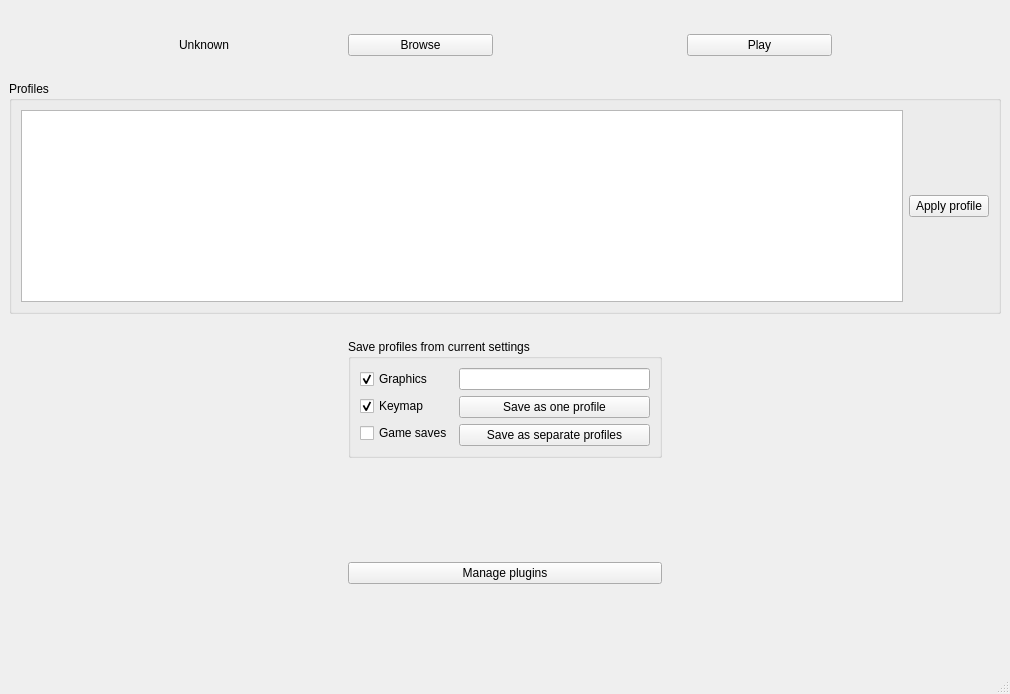
Before: the Qt Designer form res/layout/main_window.ui in SwitcherForGames/switcher, drawn with Qt 5.
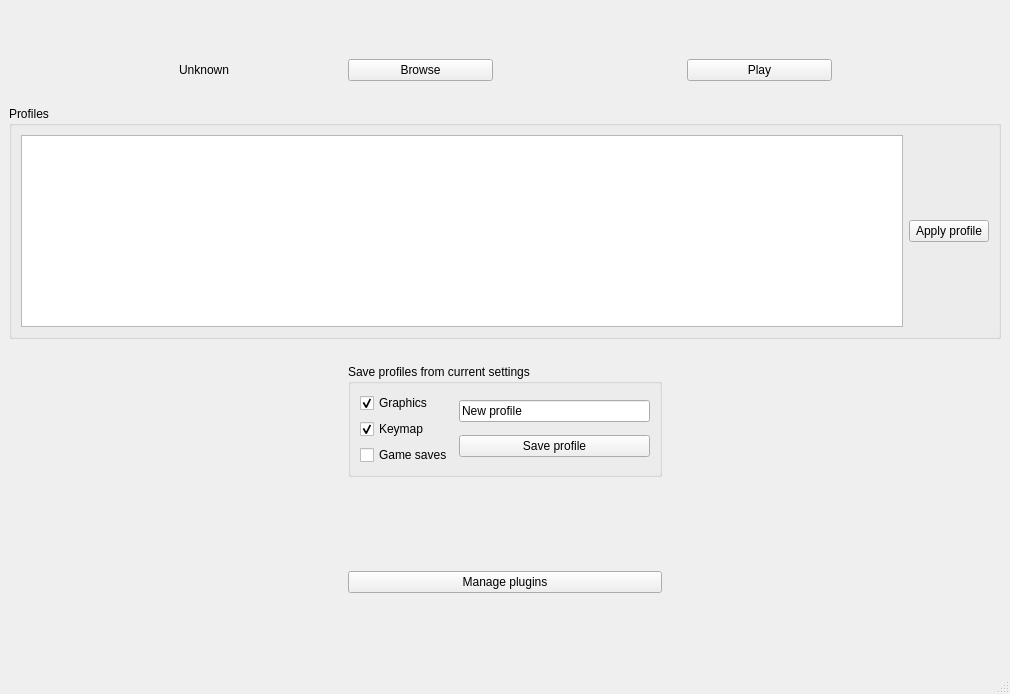
After: the same form once the commit is applied.

Commit message: CodelessPlugin can save config files for profiles

Diff of the .ui file:
```diff
--- a/res/layout/main_window.ui
+++ b/res/layout/main_window.ui
@@ -26,7 +26,7 @@
          <number>25</number>
         </property>
         <property name="bottomMargin">
-         <number>0</number>
+         <number>25</number>
         </property>
         <property name="spacing">
          <number>25</number>
@@ -131,19 +131,16 @@
            <item>
             <layout class="QVBoxLayout" name="verticalLayout_6">
              <item>
-              <widget class="QLineEdit" name="edit_profile_name"/>
-             </item>
-             <item>
-              <widget class="QPushButton" name="btn_save_together">
+              <widget class="QLineEdit" name="edit_profile_name">
                <property name="text">
-                <string>Save as one profile</string>
+                <string>New profile</string>
                </property>
               </widget>
              </item>
              <item>
               <widget class="QPushButton" name="btn_save_separate">
                <property name="text">
-                <string>Save as separate profiles</string>
+                <string>Save profile</string>
                </property>
               </widget>
              </item>
```
Left out of the diff: 2 changed lines with no effect on the pictures. The commit also changes 4 other files.
